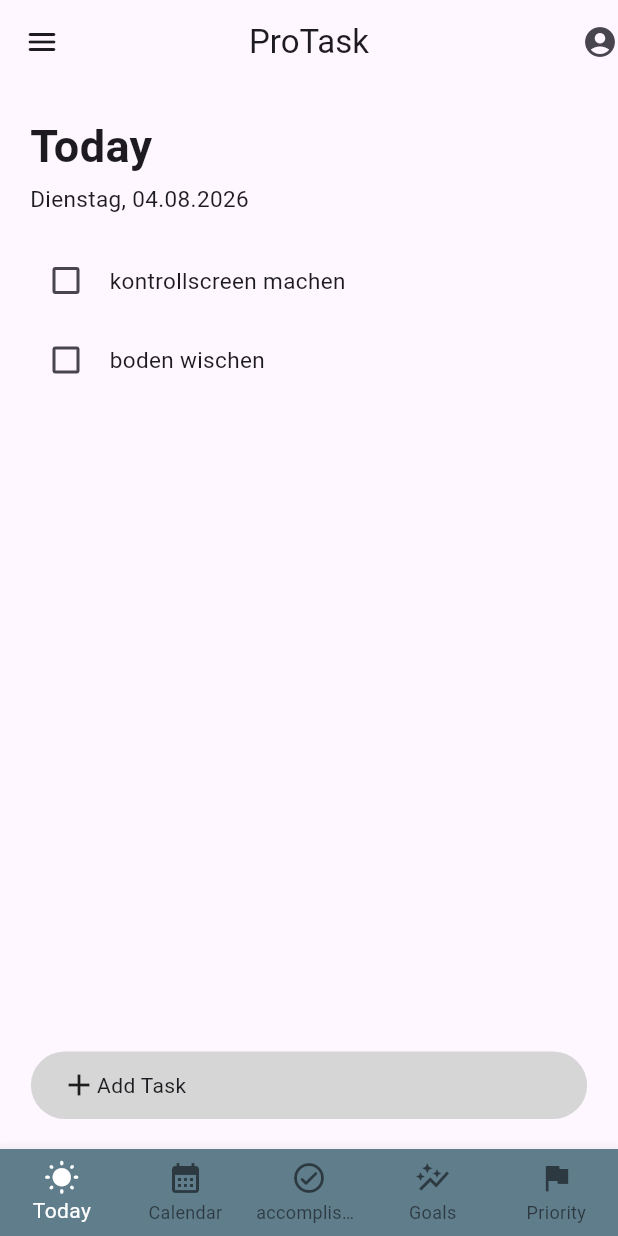
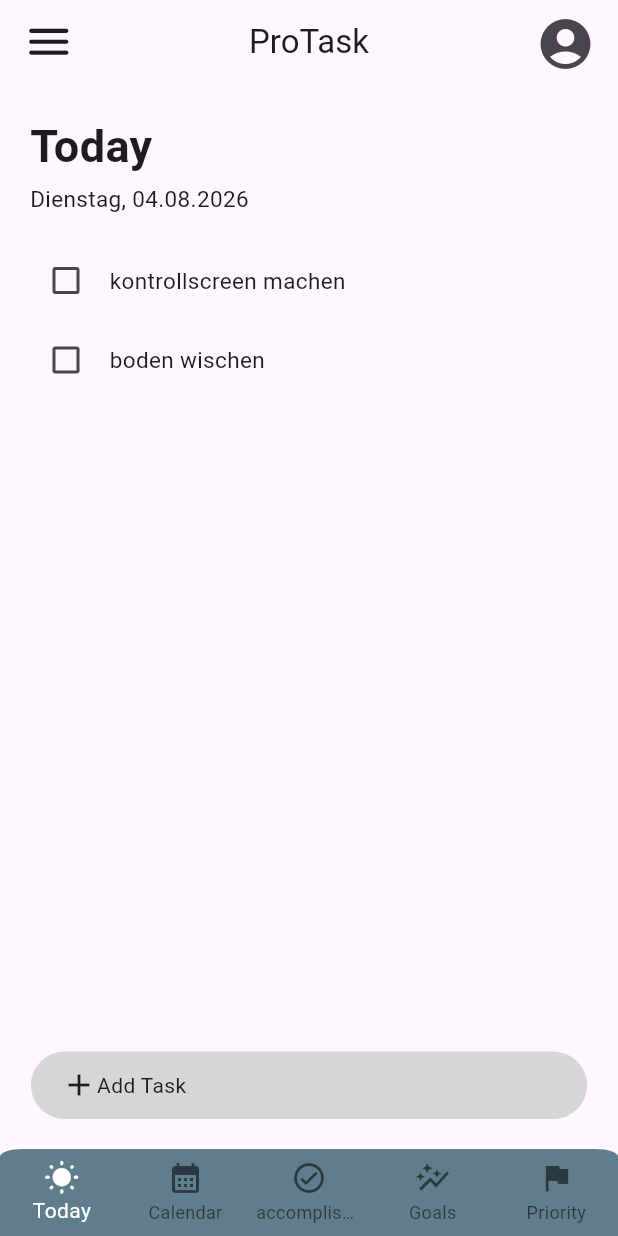
Before and after one commit to FeliciaSchmuderer/BA-ProTask, a Flutter app: the screen it shows after launch, on a phone screen of 412 x 824 dp. Run offline on Flutter 3.47's test engine with Material 3 defaults, Android fonts, the phone set to English and light mode, and no system bars.

Commit message:
update icon sizes

```diff
--- a/protask_app/lib/navigation_screen.dart
+++ b/protask_app/lib/navigation_screen.dart
@@ -40,8 +40,15 @@ class _NavigationScreenState extends State<NavigationScreen> {
       appBar: AppBar(
         title: const Text('ProTask'),
         centerTitle: true,
-        leading: const Icon(Icons.menu_rounded),
-        actions: const [Icon(Icons.account_circle_rounded)],
+        leading: const Padding(
+          padding: EdgeInsets.only(left: 9),
+          child: Icon(Icons.menu_rounded, size: 35),
+        ),
+        actions: const [
+          Padding(
+              padding: EdgeInsets.only(right: 15, top: 2),
+              child: Icon(Icons.account_circle_rounded, size: 40)),
+        ],
       ),
       //backgroundColor: Colors.grey,
 
@@ -49,7 +56,12 @@ class _NavigationScreenState extends State<NavigationScreen> {
       // reference to screens
       body: _pages[_selectedIndex],
 
-      bottomNavigationBar: BottomNavigationBar(
+      bottomNavigationBar: ClipRRect(
+        borderRadius: const BorderRadius.only(
+          topLeft: Radius.elliptical(15, 5),
+          topRight: Radius.elliptical(15, 5),
+        ),
+        child: BottomNavigationBar(
           backgroundColor: Colors.blueGrey,
           type: BottomNavigationBarType.fixed,
           items: const <BottomNavigationBarItem>[
@@ -77,6 +89,7 @@ class _NavigationScreenState extends State<NavigationScreen> {
           // when item is tapped on it switches to the selected one
           onTap: _onItemTapped,
         ),
+      ),
     );
   }
 }
```
Lines whose indentation alone changed are shown as unchanged.
